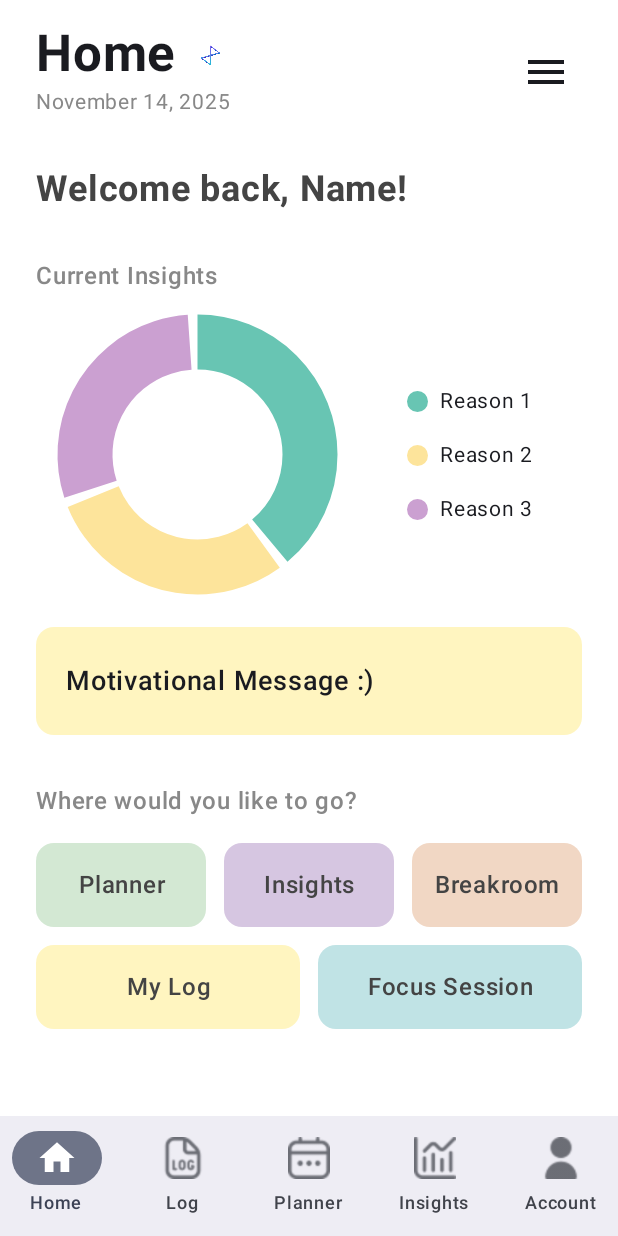
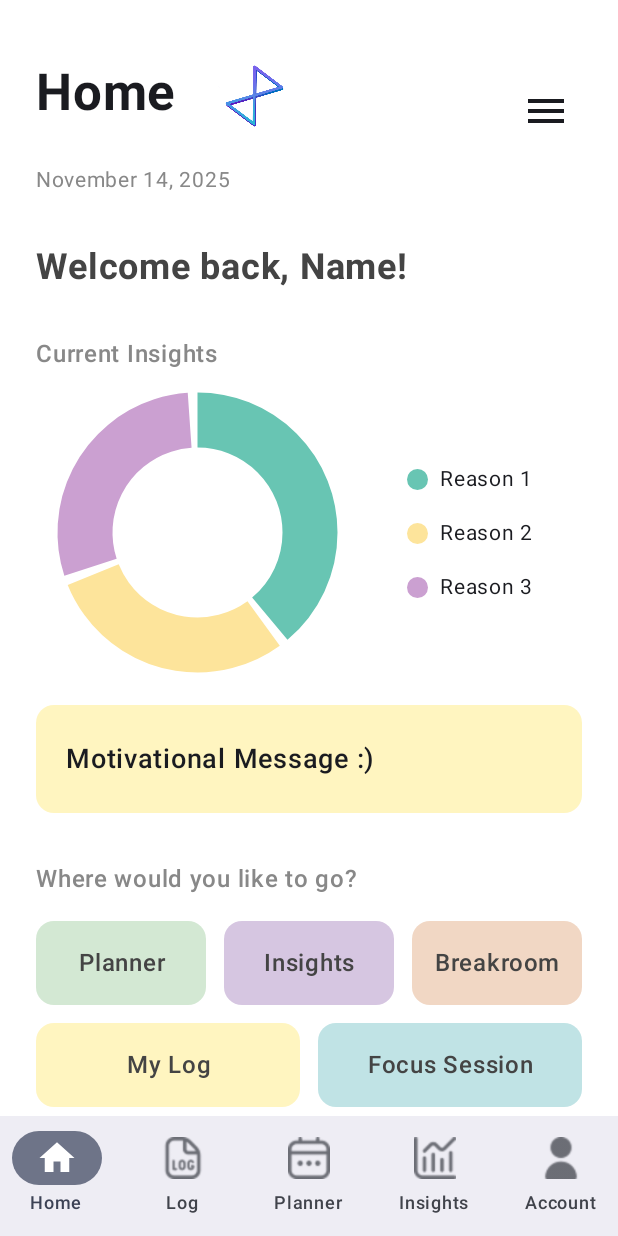
Before and after one commit to Cos229-239/2025_10_Team1, an Android app built with Jetpack Compose: the screen it shows after launch (MainActivity), on a phone screen of 412 x 824 dp. Run offline under Robolectric (Android 15) with nearby library versions, the phone set to English and light mode, and no system bars.

Commit message:
mereging to dev so other teammates have access to code

```diff
--- a/app/src/main/java/com/example/myapplication/MainActivity.kt
+++ b/app/src/main/java/com/example/myapplication/MainActivity.kt
@@ -9,6 +9,7 @@ import androidx.annotation.DrawableRes
 import androidx.compose.foundation.layout.Box
 import androidx.compose.foundation.layout.fillMaxSize
 import androidx.compose.foundation.layout.padding
+import androidx.compose.foundation.layout.size
 import androidx.compose.material.icons.Icons
 import androidx.compose.material.icons.outlined.AccessibilityNew
 import androidx.compose.material.icons.outlined.Chair
@@ -31,8 +32,10 @@ import androidx.compose.ui.Modifier
 import androidx.compose.ui.graphics.Color
 import androidx.compose.ui.graphics.vector.ImageVector
 import androidx.compose.ui.res.painterResource
+import androidx.compose.ui.unit.dp
 import androidx.compose.ui.unit.sp
 import androidx.navigation.NavController
+import androidx.navigation.NavHostController
 import androidx.navigation.compose.NavHost
 import androidx.navigation.compose.composable
 import androidx.navigation.compose.currentBackStackEntryAsState
@@ -51,9 +54,6 @@ import com.example.myapplication.ui1.SettingsScreen
 import com.example.myapplication.ui1.StretchDetailScreen
 import com.example.myapplication.ui1.StretchExerciseScreen
 import com.example.myapplication.ui1.theme.MyApplicationTheme
-import androidx.compose.foundation.layout.size // <-- ADD THIS IMPORT if not present
-import androidx.compose.ui.unit.dp
-import androidx.navigation.NavHostController
 
 // --- Data Classes & Enums ---
 
@@ -62,11 +62,11 @@ enum class TaskPriority {
 }
 
 data class PlannerTask(
-    val id: Long = System.currentTimeMillis(),
+    val id: Long,
     val title: String,
     val time: String,
     val priority: TaskPriority,
-    var isCompleted: Boolean
+    val isCompleted: Boolean
 )
 
 data class BottomNavItem(val label: String, val icon: Any, val route: String)
@@ -76,7 +76,7 @@ data class MenuItem(val title: String, val color: Color, val route: String)
 sealed class Screen(val route: String) {
     object Home : Screen("home")
     object Breakroom : Screen("breakroom")
-    object BreathingExercise : Screen("breathing_exercise") // <-- FIX 1: Name and route corrected
+    object BreathingExercise : Screen("breathing_exercise")
     object Stretch : Screen("stretch")
     object Log : Screen("log")
     object Planner : Screen("planner")
@@ -92,7 +92,6 @@ sealed class Screen(val route: String) {
     }
 }
 
-
 data class ChartSegment(val reason: String, val value: Float, val color: Color)
 data class Tip(val title: String, val url: String, val imageResId: Int? = null)
 
@@ -103,9 +102,6 @@ data class Stretch(
     @DrawableRes val imageRes: Int,
     val icon: ImageVector
 )
-
-
-
 
 class MainActivity : ComponentActivity() {
     override fun onCreate(savedInstanceState: Bundle?) {
@@ -120,45 +116,39 @@ class MainActivity : ComponentActivity() {
 }
 
 @Composable
-fun NavigationGraph(navController: NavHostController, modifier: Modifier = Modifier, tasks: List<PlannerTask>, stretchDataMap: Map<String, Stretch>, selectedMusicUri: Uri?, onMusicSelect: (Uri) -> Unit) {
+fun NavigationGraph(
+    navController: NavHostController,
+    modifier: Modifier = Modifier,
+    tasks: List<PlannerTask>,
+    onAddTask: (String, TaskPriority) -> Unit,
+    onTaskCompletedChange: (PlannerTask, Boolean) -> Unit,
+    stretchDataMap: Map<String, Stretch>,
+    selectedMusicUri: Uri?,
+    onMusicSelect: (Uri) -> Unit
+) {
     NavHost(
         navController = navController,
         startDestination = Screen.Home.route,
-        modifier = modifier // Apply the modifier here
+        modifier = modifier
     ) {
-        composable(Screen.Home.route) {
-            HomeScreen(navController = navController)
+        composable(Screen.Home.route) { HomeScreen(navController = navController) }
+        composable(Screen.Breakroom.route) { BreakroomScreen(navController = navController) }
+        composable(Screen.BreathingExercise.route) { BreathingExerciseScreen(navController = navController) }
+        composable(Screen.Stretch.route) { StretchExerciseScreen(navController = navController, stretches = stretchDataMap.values.toList()) }
+        composable(Screen.Log.route) { LogScreen(navController = navController) }
+        composable(Screen.Planner.route) {
+            PlannerScreen(
+                navController = navController,
+                tasks = tasks,
+                onAddTask = onAddTask,
+                onTaskCompletedChange = onTaskCompletedChange
+            )
         }
-        composable(Screen.Breakroom.route) {
-            BreakroomScreen(navController = navController)
-        }
-        composable(Screen.BreathingExercise.route) {
-            BreathingExerciseScreen(navController = navController)
-        }
-        composable(Screen.Stretch.route) {
-            StretchExerciseScreen(navController = navController, stretches = stretchDataMap.values.toList())
-        }
-        composable(Screen.Log.route) {
-            LogScreen(navController = navController)
-        }
-        composable(Screen.Planner.route) {
-            PlannerScreen(navController = navController, initialTasks = tasks)
-        }
-        composable(Screen.Insights.route) {
-            InsightsScreen(tasks = tasks, navController = navController)
-        }
-        composable(Screen.Account.route) {
-            AccountScreen(navController = navController)
-        }
-        composable(Screen.Settings.route) {
-            SettingsScreen(navController = navController)
-        }
-        composable(Screen.EditProfile.route) {
-            EditProfileScreen(navController = navController)
-        }
-        composable(Screen.Menu.route) {
-            MenuScreen(navController = navController)
-        }
+        composable(Screen.Insights.route) { InsightsScreen(tasks = tasks, navController = navController) }
+        composable(Screen.Account.route) { AccountScreen(navController = navController) }
+        composable(Screen.Settings.route) { SettingsScreen(navController = navController) }
+        composable(Screen.EditProfile.route) { EditProfileScreen(navController = navController) }
+        composable(Screen.Menu.route) { MenuScreen(navController = navController) }
         composable(Screen.Music.route) {
             MusicScreen(
                 navController = navController,
@@ -172,9 +162,7 @@ fun NavigationGraph(navController: NavHostController, modifier: Modifier = Modif
             if (stretch != null) {
                 StretchDetailScreen(stretch = stretch, navController = navController)
             } else {
-                Box(Modifier.fillMaxSize(), contentAlignment = Alignment.Center) {
-                    Text("Stretch not found!")
-                }
+                Box(Modifier.fillMaxSize(), contentAlignment = Alignment.Center) { Text("Stretch not found!") }
             }
         }
     }
@@ -185,8 +173,14 @@ fun NavigationGraph(navController: NavHostController, modifier: Modifier = Modif
 fun MainApp() {
     val navController = rememberNavController()
     var selectedMusicUri by remember { mutableStateOf<Uri?>(null) }
+    var uniqueIdCounter by remember { mutableStateOf(4L) }
 
-    val stretchDataMap = remember {listOf(
+
+
+
+
+val stretchDataMap = remember {
+        listOf(
             Stretch("Neck Tilt", "Gently tilt your head from side to side.", "Sit or stand tall. Gently tilt your head towards your right shoulder, holding for 15-20 seconds. Feel the stretch on the left side of your neck. Return to center and repeat on the other side.", R.drawable.stretch_neck, Icons.Outlined.Person),
             Stretch("Shoulder Rolls", "Roll your shoulders backwards, then forwards.", "Inhale and lift your shoulders up towards your ears. Exhale and roll them back and down. Repeat this motion 5 times, then reverse the direction and roll them forwards 5 times.", R.drawable.stretch_shoulders, Icons.Outlined.AccessibilityNew),
             Stretch("Chest Opener", "Clasp hands behind you to open the chest.", "Stand and clasp your hands behind your back, interlocking your fingers. Straighten your arms and gently lift your hands upwards. You should feel a stretch across your chest and the front of your shoulders. Hold for 20 seconds.", R.drawable.stretch_chest, Icons.Outlined.SelfImprovement),
@@ -197,10 +191,10 @@ fun MainApp() {
 
     val tasks = remember {
         mutableStateListOf(
-            PlannerTask(title = "Submit Project Report", time = "3:00 PM", priority = TaskPriority.HIGH, isCompleted = false),
-            PlannerTask(title = "Meeting with Team", time = "10:00 AM", priority = TaskPriority.MEDIUM, isCompleted = false),
-            PlannerTask(title = "Lunch with John", time = "12:00 PM", priority = TaskPriority.LOW, isCompleted = false),
-            PlannerTask(title = "Gym Session", time = "5:00 PM", priority = TaskPriority.LOW, isCompleted = true)
+            PlannerTask(id = 0L, title = "Finish Report", time = "9:00 AM", priority = TaskPriority.HIGH, isCompleted = false),
+            PlannerTask(id = 1L, title = "Go to the Gym", time = "11:00 AM", priority = TaskPriority.MEDIUM, isCompleted = false),
+            PlannerTask(id = 2L, title = "Read Book", time = "1:00 PM", priority = TaskPriority.LOW, isCompleted = false),
+            PlannerTask(id = 3L, title = "Project Meeting", time = "3:00 PM", priority = TaskPriority.HIGH, isCompleted = true)
         )
     }
 
@@ -208,23 +202,36 @@ fun MainApp() {
     val currentRoute = navBackStackEntry?.destination?.route
 
     Scaffold(
-        bottomBar = {
-            AppBottomNavigationBar(navController = navController, currentRoute = currentRoute)
-        }
-    ) { innerPadding -> // This 'innerPadding' is the key
+        bottomBar = { AppBottomNavigationBar(navController = navController, currentRoute = currentRoute) }
+    ) { innerPadding ->
         NavigationGraph(
             navController = navController,
-            modifier = Modifier.padding(innerPadding), // Pass the padding here
+            modifier = Modifier.padding(innerPadding),
             tasks = tasks,
+            onAddTask = { title, priority ->
+                tasks.add(
+                    PlannerTask(
+                        id = uniqueIdCounter++,
+                        title = title,
+                        time = "10:00 AM",
+                        priority = priority,
+                        isCompleted = false
+                    )
+                )
+            },
+
+            onTaskCompletedChange = { task, isCompleted ->
+                val index = tasks.indexOf(task)
+                if (index != -1) {
+                    tasks[index] = task.copy(isCompleted = isCompleted)
+                }
+            },
             stretchDataMap = stretchDataMap,
             selectedMusicUri = selectedMusicUri,
             onMusicSelect = { uri -> selectedMusicUri = uri }
         )
     }
 }
-
-
-
 
 @Composable
 fun AppBottomNavigationBar(navController: NavController, currentRoute: String?) {
@@ -240,31 +247,17 @@ fun AppBottomNavigationBar(navController: NavController, currentRoute: String?)
         items.forEach { item ->
             NavigationBarItem(
                 icon = {
-                    val iconModifier = Modifier.size(28.dp) // <-- DEFINE A MODIFIER FOR THE ICON SIZE
+                    val iconModifier = Modifier.size(28.dp)
                     when (val icon = item.icon) {
-                        // APPLY THE MODIFIER TO BOTH ICON TYPES
-                        is Int -> Icon(
-                            painter = painterResource(id = icon),
-                            contentDescription = item.label,
-                            modifier = iconModifier
-                        )
-                        is ImageVector -> Icon(
-                            imageVector = icon,
-                            contentDescription = item.label,
-                            modifier = iconModifier
-                        )
+                        is Int -> Icon(painter = painterResource(id = icon), contentDescription = item.label, modifier = iconModifier)
+                        is ImageVector -> Icon(imageVector = icon, contentDescription = item.label, modifier = iconModifier)
                     }
                 },
-                label = {
-                    Text(
-                        text = item.label,
-                        fontSize = 12.sp,
-                        softWrap = false
-                    )
-                },
+                label = { Text(text = item.label, fontSize = 12.sp, softWrap = false) },
                 selected = currentRoute == item.route,
                 onClick = {
                     navController.navigate(item.route) {
+
                     popUpTo(navController.graph.startDestinationId) { saveState = true }
                     launchSingleTop = true
                     restoreState = true
--- a/app/src/main/java/com/example/myapplication/ui1/HomeScreen.kt
+++ b/app/src/main/java/com/example/myapplication/ui1/HomeScreen.kt
@@ -138,11 +138,11 @@ fun HomeHeader(onMenuClick: () -> Unit) {
             Row(verticalAlignment = Alignment.CenterVertically) {
                 Text(text = "Home", fontSize = 34.sp, fontWeight = FontWeight.Bold)
                 Spacer(modifier = Modifier.width(8.dp))
-                // Replace with your actual logo if available
+
                 Image(
                     painter = painterResource(id = R.drawable.tisense_icon_2),
                     contentDescription = "Logo",
-                    modifier = Modifier.size(30.dp)
+                    modifier = Modifier.size(92.dp)
                 )
             }
             Text(text = currentDate, fontSize = 14.sp, color = Color.Gray)
--- a/app/src/main/java/com/example/myapplication/ui1/InsightsScreen.kt
+++ b/app/src/main/java/com/example/myapplication/ui1/InsightsScreen.kt
@@ -79,6 +79,8 @@ fun InsightsScreen(tasks: List<PlannerTask>, navController: NavController, modif
             .padding(WindowInsets.systemBars.only(WindowInsetsSides.Top).asPaddingValues())
             .verticalScroll(rememberScrollState())
             .padding(horizontal = 24.dp)
+
+
     ) {
         AppHeader(title = "Insights", navController = navController)
         Spacer(modifier = Modifier.height(32.dp))
```
Also changed, not shown: app/src/main/java/com/example/myapplication/ui/theme/Colors.kt (added, +18 -0 lines), app/src/main/java/com/example/myapplication/ui1/PlannerScreen.kt (+158 -113 lines), app/src/main/res/drawable-anydpi/ic_logo.xml (added, +9 -0 lines). Lines whose indentation alone changed are shown as unchanged.
